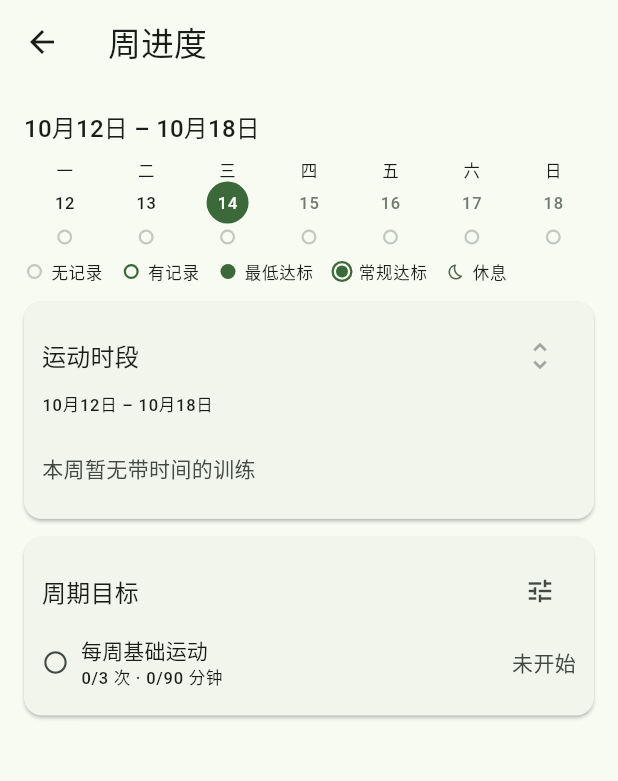
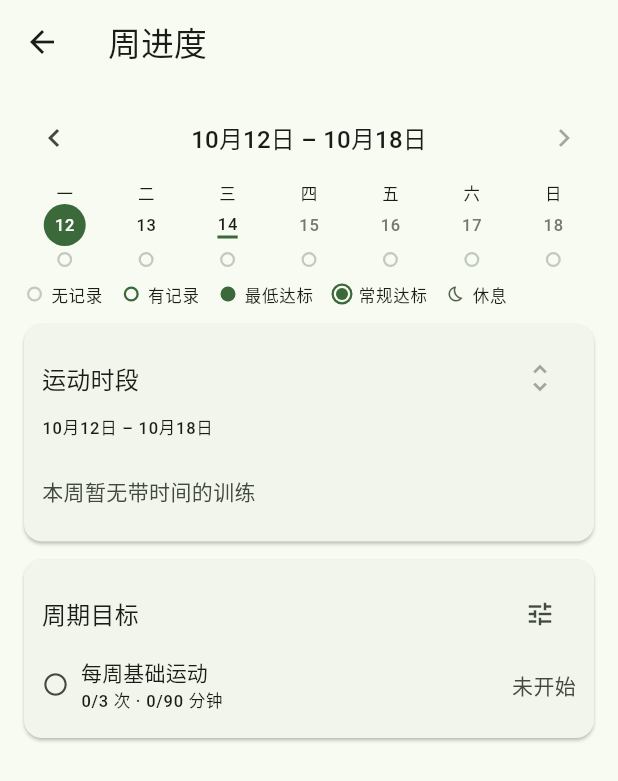
Before and after one commit to GES233/Hoi, a Flutter app: the WeekProgressScreen screen opened directly, on a phone screen of 412 x 824 dp. Shown: the top 781 px of the screen. Run offline on Flutter 3.47's test engine with Material 3 defaults, Android fonts, the phone set to English and light mode, and no system bars; our stand-ins replace drift, drift_flutter, flutter_riverpod; accounts and stored records are empty; generated files the repository leaves out were written again.

Commit message:
feat: 支持周进度独立翻周

```diff
--- a/lib/providers/app_providers.dart
+++ b/lib/providers/app_providers.dart
@@ -75,12 +75,21 @@ final weekWorkoutsProvider = StreamProvider.autoDispose<List<Workout>>((ref) {
 final weekTimelineWorkoutsProvider = StreamProvider.autoDispose<List<Workout>>((
   ref,
 ) {
-  final selectedDate = ref.watch(selectedDateProvider);
-  final start = AppDatabase.weekStart(selectedDate);
+  final date = ref.watch(selectedDateProvider);
+  final start = AppDatabase.weekStart(date);
   return ref
       .watch(databaseProvider)
       .watchWorkoutsInTimeRange(start, start.add(const Duration(days: 7)));
 });
+
+/// 指定日期所在自然周内有时间跨度的训练，供独立翻周的页面使用。
+final weekTimelineWorkoutsForDateProvider = StreamProvider.autoDispose
+    .family<List<Workout>, DateTime>((ref, date) {
+      final start = AppDatabase.weekStart(date);
+      return ref
+          .watch(databaseProvider)
+          .watchWorkoutsInTimeRange(start, start.add(const Duration(days: 7)));
+    });
 
 final dailyCheckinProvider = StreamProvider.autoDispose<DailyCheckin?>((ref) {
   final date = ref.watch(selectedDateProvider);
@@ -149,18 +158,30 @@ final ruleSetProgressProvider =
       return ref.watch(databaseProvider).watchRuleSetProgress(date);
     });
 
+/// 指定日期的周期目标进度；不跟随全局选中日期，供独立翻周的页面使用。
+final ruleSetProgressForDateProvider = StreamProvider.autoDispose
+    .family<List<RuleSetProgress>, DateTime>(
+      (ref, date) => ref.watch(databaseProvider).watchRuleSetProgress(date),
+    );
+
 /// 选中日期的休息标记
 final restMarkProvider = StreamProvider.autoDispose<RestMark?>((ref) {
   final date = ref.watch(selectedDateProvider);
   return ref.watch(databaseProvider).watchRestMark(date);
 });
 
-/// 选中日期所在周（周一至周日）每天的每日状态，供周条点阵使用
+/// 选中日期所在周（周一至周日）每天的每日状态，供首页周条点阵使用。
 final weekDailyStatusProvider =
     StreamProvider.autoDispose<Map<DateTime, DailyStatus>>((ref) {
       final date = ref.watch(selectedDateProvider);
       return ref.watch(databaseProvider).watchWeekDailyStatus(date);
     });
+
+/// 指定日期所在周每天的每日状态，供独立翻周的页面使用。
+final weekDailyStatusForDateProvider = StreamProvider.autoDispose
+    .family<Map<DateTime, DailyStatus>, DateTime>(
+      (ref, date) => ref.watch(databaseProvider).watchWeekDailyStatus(date),
+    );
 
 /// 选中日期各模板的最高完成度（key 为模板 id）
 final dailyTemplateProgressProvider =
--- a/lib/screens/week_progress_screen.dart
+++ b/lib/screens/week_progress_screen.dart
@@ -8,33 +8,93 @@ import '../widgets/home_cards.dart';
 import '../widgets/week_strip.dart';
 import '../widgets/workout_timeline_card.dart';
 
-/// 周进度：以当前选中日期所在自然周为窗口，只读呈现本周落实点阵、图例、
-/// 运动时段与周期目标。不提供按日选择，点日期格不会改变全局选中日期。
-class WeekProgressScreen extends ConsumerWidget {
+/// 周进度：只读呈现某一自然周的落实点阵、图例、运动时段与周期目标。
+///
+/// 周窗口由页面自己持有（进入时等于全局选中日期所在周），翻周只影响本页，
+/// 不改动首页选中的日期。日期格因此也只作展示。
+class WeekProgressScreen extends ConsumerStatefulWidget {
   const WeekProgressScreen({super.key});
 
   @override
-  Widget build(BuildContext context, WidgetRef ref) {
-    final date = ref.watch(selectedDateProvider);
-    final weekStart = AppDatabase.weekStart(date);
+  ConsumerState<WeekProgressScreen> createState() => _WeekProgressScreenState();
+}
+
+class _WeekProgressScreenState extends ConsumerState<WeekProgressScreen> {
+  late DateTime _weekStart;
+
+  @override
+  void initState() {
+    super.initState();
+    _weekStart = AppDatabase.weekStart(ref.read(selectedDateProvider));
+  }
+
+  /// 不允许翻到本周之后，和首页周条的规则一致
+  bool get _canGoNext {
+    final today = AppDatabase.dateOnly(DateTime.now());
+    return !_weekStart
+        .add(const Duration(days: 7))
+        .isAfter(AppDatabase.weekStart(today));
+  }
+
+  void _shiftWeek(int days) =>
+      setState(() => _weekStart = _weekStart.add(Duration(days: days)));
+
+  @override
+  Widget build(BuildContext context) {
+    final weekEnd = _weekStart.add(const Duration(days: 6));
     final label =
-        '${intl.DateFormat('M月d日').format(weekStart)} – '
-        '${intl.DateFormat('M月d日').format(weekStart.add(const Duration(days: 6)))}';
+        '${intl.DateFormat('M月d日').format(_weekStart)} – '
+        '${intl.DateFormat('M月d日').format(weekEnd)}';
+    final isThisWeek =
+        _weekStart ==
+        AppDatabase.weekStart(AppDatabase.dateOnly(DateTime.now()));
 
     return Scaffold(
       appBar: AppBar(title: const Text('周进度')),
       body: ListView(
         padding: const EdgeInsets.all(16),
         children: [
-          Text(label, style: Theme.of(context).textTheme.titleMedium),
+          Row(
+            children: [
+              IconButton(
+                icon: const Icon(Icons.chevron_left),
+                tooltip: '上一周',
+                visualDensity: VisualDensity.compact,
+                onPressed: () => _shiftWeek(-7),
+              ),
+              Expanded(
+                child: Center(
+                  child: Text(
+                    label,
+                    style: Theme.of(context).textTheme.titleMedium,
+                  ),
+                ),
+              ),
+              if (!isThisWeek)
+                TextButton(
+                  onPressed: () => setState(() {
+                    _weekStart = AppDatabase.weekStart(
+                      AppDatabase.dateOnly(DateTime.now()),
+                    );
+                  }),
+                  child: const Text('回到本周'),
+                ),
+              IconButton(
+                icon: const Icon(Icons.chevron_right),
+                tooltip: '下一周',
+                visualDensity: VisualDensity.compact,
+                onPressed: _canGoNext ? () => _shiftWeek(7) : null,
+              ),
+            ],
+          ),
           const SizedBox(height: 8),
-          WeekDayRow(date: date),
+          WeekDayRow(date: _weekStart, followSelectedDate: false),
           const SizedBox(height: 8),
           const WeekStatusLegend(),
           const SizedBox(height: 12),
-          const WorkoutTimelineCard(),
+          WorkoutTimelineCard(date: _weekStart),
           const SizedBox(height: 12),
-          const RuleGoalsCard(),
+          RuleGoalsCard(date: _weekStart),
         ],
       ),
     );
--- a/lib/widgets/home_cards.dart
+++ b/lib/widgets/home_cards.dart
@@ -190,12 +190,17 @@ class _TemplateProgressRow extends ConsumerWidget {
 }
 
 /// 日／周 RuleSet 进度；与上方单次训练模板完成度保持独立。
+/// [date] 为空时跟随全局选中日期；周进度页翻周时传该周日期。
 class RuleGoalsCard extends ConsumerWidget {
-  const RuleGoalsCard({super.key});
+  const RuleGoalsCard({super.key, this.date});
+
+  final DateTime? date;
 
   @override
   Widget build(BuildContext context, WidgetRef ref) {
-    final progressAsync = ref.watch(ruleSetProgressProvider);
+    final progressAsync = date == null
+        ? ref.watch(ruleSetProgressProvider)
+        : ref.watch(ruleSetProgressForDateProvider(date!));
     return Card(
       child: Padding(
         padding: const EdgeInsets.all(12),
--- a/lib/widgets/week_strip.dart
+++ b/lib/widgets/week_strip.dart
@@ -99,14 +99,23 @@ class WeekStrip extends ConsumerWidget {
 /// 一周七天的日期格（周条与周进度页共用）。
 /// [onSelectDay] 为空时只作展示，点按不改变全局选中日期。
 class WeekDayRow extends ConsumerWidget {
-  const WeekDayRow({super.key, required this.date, this.onSelectDay});
+  const WeekDayRow({
+    super.key,
+    required this.date,
+    this.onSelectDay,
+    this.followSelectedDate = true,
+  });
 
   final DateTime date;
   final ValueChanged<DateTime>? onSelectDay;
+  final bool followSelectedDate;
 
   @override
   Widget build(BuildContext context, WidgetRef ref) {
-    final statuses = ref.watch(weekDailyStatusProvider).value ?? {};
+    final statusesAsync = followSelectedDate
+        ? ref.watch(weekDailyStatusProvider)
+        : ref.watch(weekDailyStatusForDateProvider(date));
+    final statuses = statusesAsync.value ?? {};
     final today = AppDatabase.dateOnly(DateTime.now());
     final weekStart = AppDatabase.weekStart(date);
 
--- a/lib/widgets/workout_timeline_card.dart
+++ b/lib/widgets/workout_timeline_card.dart
@@ -8,7 +8,11 @@ import '../providers/app_providers.dart';
 import 'workout_dialogs.dart';
 
 class WorkoutTimelineCard extends ConsumerStatefulWidget {
-  const WorkoutTimelineCard({super.key});
+  const WorkoutTimelineCard({super.key, this.date});
+
+  /// 展示哪一周：传该周任意一天。为空时跟随全局选中日期。
+  /// 周进度页翻周时传该周日期，卡片不直接读 selectedDateProvider。
+  final DateTime? date;
 
   @override
   ConsumerState<WorkoutTimelineCard> createState() =>
@@ -20,8 +24,10 @@ class _WorkoutTimelineCardState extends ConsumerState<WorkoutTimelineCard> {
 
   @override
   Widget build(BuildContext context) {
-    final date = ref.watch(selectedDateProvider);
-    final workoutsAsync = ref.watch(weekTimelineWorkoutsProvider);
+    final DateTime date = widget.date ?? ref.watch(selectedDateProvider);
+    final workoutsAsync = widget.date == null
+        ? ref.watch(weekTimelineWorkoutsProvider)
+        : ref.watch(weekTimelineWorkoutsForDateProvider(date));
     final workouts = workoutsAsync.value ?? const <Workout>[];
     final hasOngoing = workouts.any((workout) => workout.endedAt == null);
     final clock = ref.watch(appClockProvider);
```
Also changed, not shown: 1 other file.
